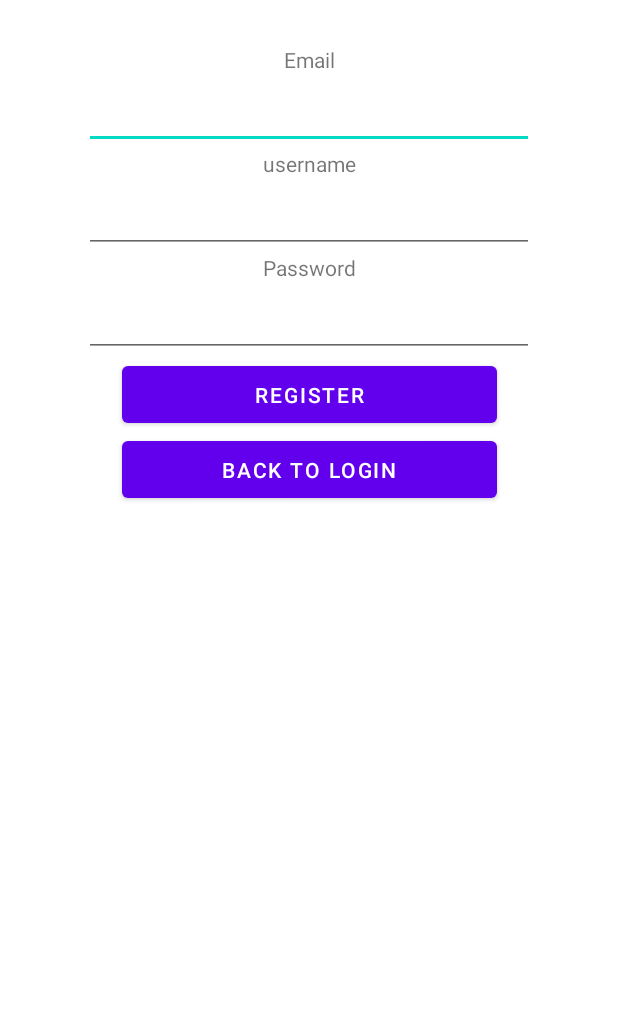
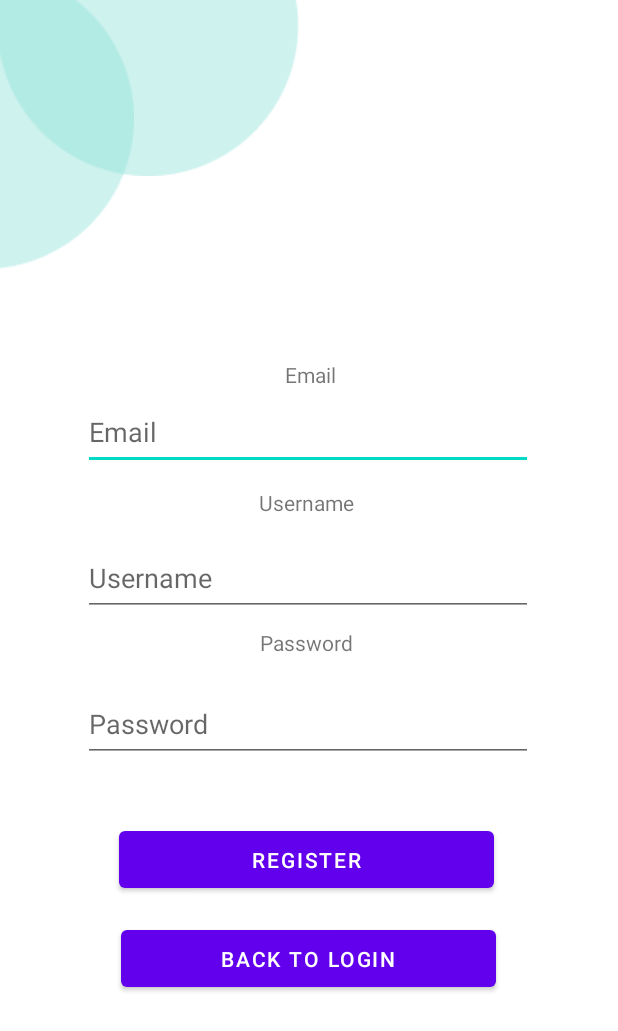
Before and after one commit to diigel/BinarAcademyChallengeChap7, an Android app: the RegisterActivity screen opened directly, with no data from a screen before it, on a phone screen of 412 x 824 dp. Shown: the top 1031 px of the screen. Run offline under Robolectric (Android 15) with nearby library versions, the phone set to English and light mode, and no system bars; network calls fail.

Commit message:
Layouting register dan login

```diff
--- a/app/src/main/res/layout/activity_register.xml
+++ b/app/src/main/res/layout/activity_register.xml
@@ -6,47 +6,36 @@
     android:layout_height="match_parent"
     tools:context=".RegisterActivity">
 
-    <TextView
-        android:id="@+id/tvEmail"
-        android:layout_width="wrap_content"
-        android:layout_height="wrap_content"
-        android:layout_marginTop="30dp"
-        android:text="@string/email"
+    <Button
+        android:id="@+id/btnKembali"
+        android:layout_width="250dp"
+        android:layout_height="50dp"
+        android:layout_marginTop="16dp"
+        android:text="Back To Login"
         app:layout_constraintEnd_toEndOf="parent"
+        app:layout_constraintHorizontal_bias="0.496"
         app:layout_constraintStart_toStartOf="parent"
-        app:layout_constraintTop_toTopOf="parent" />
+        app:layout_constraintTop_toBottomOf="@id/btnRegister" />
 
     <EditText
         android:id="@+id/txtEmail"
         android:layout_width="300dp"
         android:layout_height="50dp"
+        android:layout_marginTop="4dp"
         app:layout_constraintEnd_toEndOf="parent"
+        android:hint="@string/email"
+        app:layout_constraintHorizontal_bias="0.495"
         app:layout_constraintStart_toStartOf="parent"
         app:layout_constraintTop_toBottomOf="@id/tvEmail" />
-
-    <TextView
-        android:id="@+id/tvUsername"
-        android:layout_width="wrap_content"
-        android:layout_height="wrap_content"
-        android:text="@string/username"
-        app:layout_constraintEnd_toEndOf="parent"
-        app:layout_constraintStart_toStartOf="parent"
-        app:layout_constraintTop_toBottomOf="@id/txtEmail" />
-
-    <EditText
-        android:id="@+id/txtUsername"
-        android:layout_width="300dp"
-        android:layout_height="50dp"
-        app:layout_constraintEnd_toEndOf="parent"
-        app:layout_constraintStart_toStartOf="parent"
-        app:layout_constraintTop_toBottomOf="@id/tvUsername" />
 
     <TextView
         android:id="@+id/tvPassword"
         android:layout_width="wrap_content"
         android:layout_height="wrap_content"
+        android:layout_marginTop="8dp"
         android:text="@string/Password"
         app:layout_constraintEnd_toEndOf="parent"
+        app:layout_constraintHorizontal_bias="0.495"
         app:layout_constraintStart_toStartOf="parent"
         app:layout_constraintTop_toBottomOf="@id/txtUsername" />
 
@@ -54,26 +43,69 @@
         android:id="@+id/txtPassword"
         android:layout_width="300dp"
         android:layout_height="50dp"
+        android:layout_marginTop="20dp"
+        android:hint="@string/Password"
         app:layout_constraintEnd_toEndOf="parent"
+        app:layout_constraintHorizontal_bias="0.495"
         app:layout_constraintStart_toStartOf="parent"
         app:layout_constraintTop_toBottomOf="@id/tvPassword" />
+
+    <EditText
+        android:id="@+id/txtUsername"
+        android:layout_width="300dp"
+        android:layout_height="50dp"
+        android:layout_marginTop="16dp"
+        android:hint="@string/username"
+        app:layout_constraintEnd_toEndOf="parent"
+        app:layout_constraintHorizontal_bias="0.495"
+        app:layout_constraintStart_toStartOf="parent"
+        app:layout_constraintTop_toBottomOf="@id/tvUsername" />
+
+    <TextView
+        android:id="@+id/tvEmail"
+        android:layout_width="wrap_content"
+        android:layout_height="wrap_content"
+        android:layout_marginTop="240dp"
+        android:text="@string/email"
+        app:layout_constraintEnd_toEndOf="parent"
+        app:layout_constraintHorizontal_bias="0.502"
+        app:layout_constraintStart_toStartOf="parent"
+        app:layout_constraintTop_toTopOf="parent" />
+
+    <TextView
+        android:id="@+id/tvUsername"
+        android:layout_width="wrap_content"
+        android:layout_height="wrap_content"
+        android:layout_marginTop="12dp"
+        android:text="@string/username"
+        app:layout_constraintEnd_toEndOf="parent"
+        app:layout_constraintHorizontal_bias="0.495"
+        app:layout_constraintStart_toStartOf="parent"
+        app:layout_constraintTop_toBottomOf="@id/txtEmail" />
 
     <Button
         android:id="@+id/btnRegister"
         android:layout_width="250dp"
         android:layout_height="50dp"
+        android:layout_marginTop="40dp"
         android:text="@string/register"
         app:layout_constraintEnd_toEndOf="parent"
+        app:layout_constraintHorizontal_bias="0.49"
         app:layout_constraintStart_toStartOf="parent"
         app:layout_constraintTop_toBottomOf="@id/txtPassword" />
 
-    <Button
-        android:id="@+id/btnKembali"
-        android:layout_width="250dp"
-        android:layout_height="50dp"
-        android:text="Back To Login"
-        app:layout_constraintEnd_toEndOf="parent"
+    <ImageView
+        android:layout_width="wrap_content"
+        android:layout_height="wrap_content"
+        android:src="@drawable/ellipse1"
+        app:layout_constraintTop_toTopOf="parent"
+        app:layout_constraintStart_toStartOf="parent" />
+    <ImageView
+        android:layout_width="wrap_content"
+        android:layout_height="wrap_content"
+        android:src="@drawable/ellipse2"
         app:layout_constraintStart_toStartOf="parent"
-        app:layout_constraintTop_toBottomOf="@id/btnRegister" />
+        app:layout_constraintTop_toTopOf="parent" />
+
 
 </androidx.constraintlayout.widget.ConstraintLayout>
--- a/app/src/main/res/values/strings.xml
+++ b/app/src/main/res/values/strings.xml
@@ -1,5 +1,5 @@
 <resources>
-    <string name="app_name">ChallengeChapter5</string>
+    <string name="app_name">ChallengeChapter7</string>
     <!-- TODO: Remove or change this placeholder text -->
     <string name="hello_blank_fragment">Hello blank fragment 1</string>
     <string name="hello_blank_fragment2">Hello blank fragment 2</string>
@@ -10,7 +10,7 @@
     <string name="text_name_hint">Nama Anda</string>
     <string name="text_title_main_menu">Pilih Lawanmu</string>
     <string name="email">Email</string>
-    <string name="username">username</string>
+    <string name="username">Username</string>
     <string name="Password">Password</string>
     <string name="register">Register</string>
     <string name="login">Login</string>
```
Also changed, not shown: app/src/main/res/layout/activity_login.xml (+57 -21 lines), app/src/main/res/drawable/ellipse1.png (added), app/src/main/res/drawable/ellipse2.png (added).
